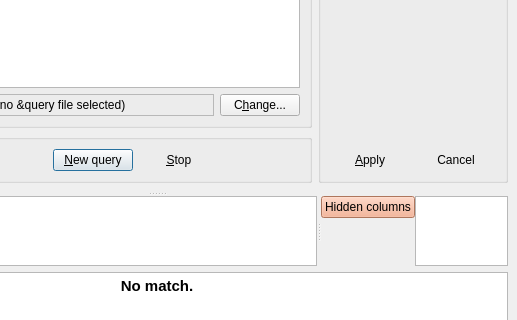
gkunter/coquery, file coquery/gui/ui/coquery.ui: the form before one commit; both pictures show x 203 to 720 and y 389 to 709 of the 720 by 844 pixel window.
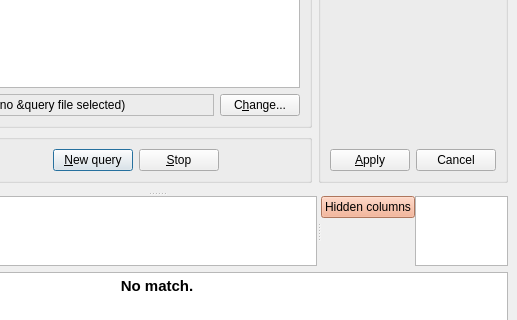
The form after the commit. Icons and pictures are not drawn. Custom widgets are drawn as their Qt base class.

Commit message: Fix flat buttons

Patch:
```diff
--- a/coquery/gui/ui/coquery.ui
+++ b/coquery/gui/ui/coquery.ui
@@ -649,9 +649,6 @@
                 <property name="shortcut">
                  <string>F5</string>
                 </property>
-                <property name="flat">
-                 <bool>true</bool>
-                </property>
                </widget>
               </item>
               <item>
@@ -665,9 +662,6 @@
                 <property name="text">
                  <string>Cancel</string>
                 </property>
-                <property name="flat">
-                 <bool>true</bool>
-                </property>
                </widget>
               </item>
              </layout>
@@ -731,9 +725,6 @@
              <property name="default">
               <bool>false</bool>
              </property>
-             <property name="flat">
-              <bool>true</bool>
-             </property>
             </widget>
            </item>
            <item>
```
The commit also changes 1 other file.
